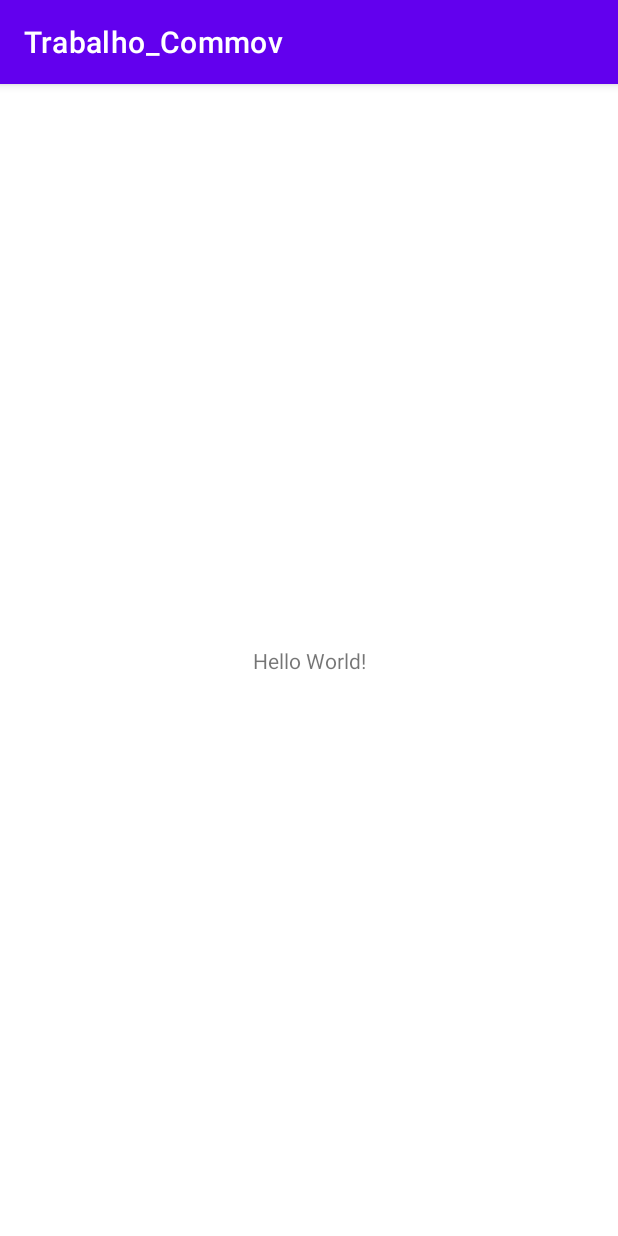
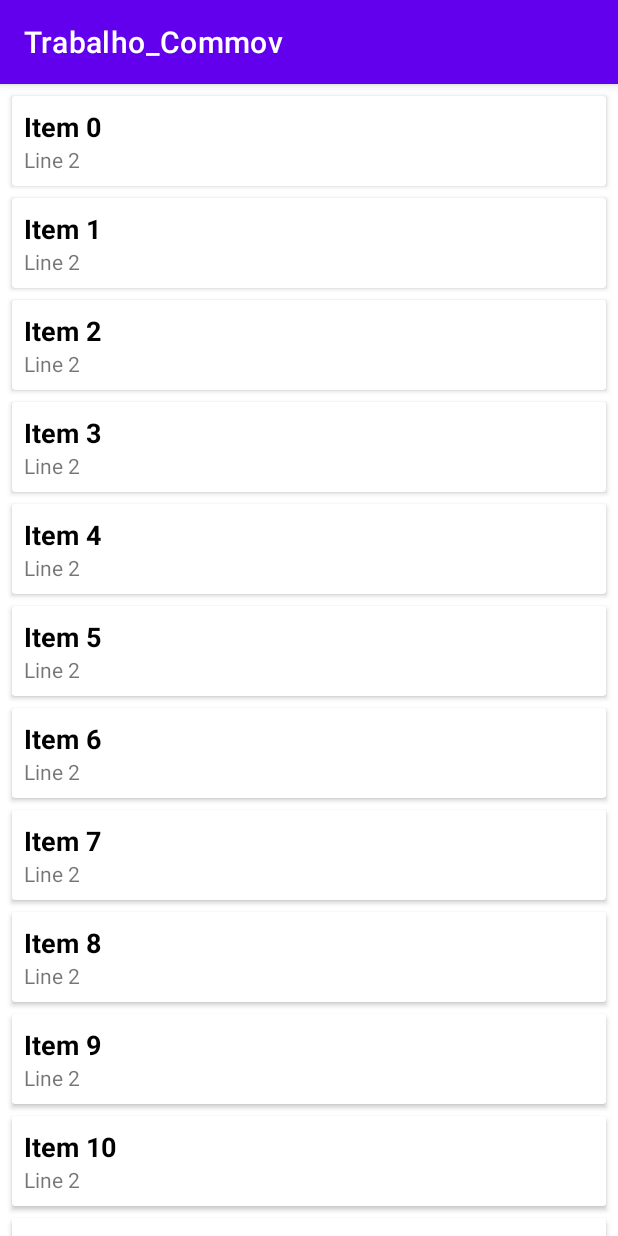
Before and after one commit to EvocativeAxisPt/Trabalho_Commov, an Android app: the screen it shows after launch (MainActivity), on a phone screen of 412 x 824 dp. Run offline under Robolectric (Android 15) with nearby library versions, the phone set to English and light mode, and no system bars.

Commit message:
Criação do recycler view com titulo e descrição

```diff
--- a/app/build.gradle
+++ b/app/build.gradle
@@ -1,6 +1,7 @@
 plugins {
     id 'com.android.application'
     id 'kotlin-android'
+    id 'kotlin-android-extensions'
 }
 
 android {
--- /dev/null
+++ b/app/src/main/java/Adapter/Adapter.kt
@@ -0,0 +1,32 @@
+package Adapter
+
+import android.view.LayoutInflater
+import android.view.View
+import android.view.ViewGroup
+import android.widget.TextView
+import androidx.recyclerview.widget.RecyclerView
+import com.codinginflow.recyclerviewexample.Nota
+import com.example.trabalho_commov.R
+
+class Adapter(private val Lista: List<Nota>) :
+    RecyclerView.Adapter<Adapter.ViewHolder>() {
+
+    override fun onCreateViewHolder(parent: ViewGroup, viewType: Int): ViewHolder {
+        val itemView = LayoutInflater.from(parent.context).inflate(
+            R.layout.recyclerview_row,
+            parent, false)
+        return ViewHolder(itemView)
+    }
+
+    override fun onBindViewHolder(holder: ViewHolder, position: Int) {
+        val currentItem = Lista[position]
+        holder.textView1.text = currentItem.text1
+        holder.textView2.text = currentItem.text2
+    }
+
+    override fun getItemCount() = Lista.size
+    class ViewHolder(itemView: View) : RecyclerView.ViewHolder(itemView) {
+        val textView1: TextView = itemView.findViewById(R.id.text_view_1)
+        val textView2: TextView = itemView.findViewById(R.id.text_view_2)
+    }
+}
--- /dev/null
+++ b/app/src/main/java/Adapter/Nota.kt
@@ -0,0 +1,2 @@
+package com.codinginflow.recyclerviewexample
+data class Nota(val text1: String, val text2: String)
--- a/app/src/main/java/com/example/trabalho_commov/MainActivity.kt
+++ b/app/src/main/java/com/example/trabalho_commov/MainActivity.kt
@@ -1,11 +1,32 @@
 package com.example.trabalho_commov
 
+import Adapter.Adapter
 import androidx.appcompat.app.AppCompatActivity
 import android.os.Bundle
+import androidx.recyclerview.widget.LinearLayoutManager
+import com.codinginflow.recyclerviewexample.Nota
+import kotlinx.android.synthetic.main.activity_main.*
 
 class MainActivity : AppCompatActivity() {
     override fun onCreate(savedInstanceState: Bundle?) {
         super.onCreate(savedInstanceState)
         setContentView(R.layout.activity_main)
+        val List = generateDummyList(500)
+
+        recycler_view.adapter = Adapter(List)
+        recycler_view.layoutManager = LinearLayoutManager(this)
+        recycler_view.setHasFixedSize(true)
+
     }
+    private fun generateDummyList(size: Int): List<Nota> {
+        val list = ArrayList<Nota>()
+        for (i in 0 until size) {
+
+            val item = Nota("Item $i", "Line 2")
+            list += item
+        }
+        return list
+    }
+
+
 }
--- a/app/src/main/res/layout/activity_main.xml
+++ b/app/src/main/res/layout/activity_main.xml
@@ -1,18 +1,15 @@
 <?xml version="1.0" encoding="utf-8"?>
-<androidx.constraintlayout.widget.ConstraintLayout xmlns:android="http://schemas.android.com/apk/res/android"
-    xmlns:app="http://schemas.android.com/apk/res-auto"
+<RelativeLayout xmlns:android="http://schemas.android.com/apk/res/android"
     xmlns:tools="http://schemas.android.com/tools"
     android:layout_width="match_parent"
     android:layout_height="match_parent"
     tools:context=".MainActivity">
 
-    <TextView
-        android:layout_width="wrap_content"
-        android:layout_height="wrap_content"
-        android:text="Hello World!"
-        app:layout_constraintBottom_toBottomOf="parent"
-        app:layout_constraintLeft_toLeftOf="parent"
-        app:layout_constraintRight_toRightOf="parent"
-        app:layout_constraintTop_toTopOf="parent" />
+    <androidx.recyclerview.widget.RecyclerView
+        android:id="@+id/recycler_view"
+        android:padding="4dp"
+        android:clipToPadding="false"
+        android:layout_width="match_parent"
+        android:layout_height="match_parent"/>
 
-</androidx.constraintlayout.widget.ConstraintLayout>
+</RelativeLayout>
--- /dev/null
+++ b/app/src/main/res/layout/recyclerview_row.xml
@@ -0,0 +1,30 @@
+<?xml version="1.0" encoding="utf-8"?>
+<androidx.cardview.widget.CardView xmlns:android="http://schemas.android.com/apk/res/android"
+    android:layout_width="match_parent"
+    android:layout_height="wrap_content"
+    android:layout_margin="4dp">
+
+    <RelativeLayout
+        android:layout_width="match_parent"
+        android:layout_height="match_parent"
+        android:padding="8dp">
+
+        <TextView
+            android:id="@+id/text_view_1"
+            android:layout_width="wrap_content"
+            android:layout_height="wrap_content"
+            android:text="@string/Title"
+            android:textColor="@android:color/black"
+            android:textSize="18sp"
+            android:textStyle="bold" />
+
+        <TextView
+            android:id="@+id/text_view_2"
+            android:layout_width="wrap_content"
+            android:layout_height="wrap_content"
+            android:layout_below="@id/text_view_1"
+            android:text="@string/Description" />
+
+    </RelativeLayout>
+
+</androidx.cardview.widget.CardView>
--- a/app/src/main/res/values/strings.xml
+++ b/app/src/main/res/values/strings.xml
@@ -1,3 +1,5 @@
 <resources>
     <string name="app_name">Trabalho_Commov</string>
+    <string name="Description">Description</string>
+    <string name="Title">Title</string>
 </resources>
```
